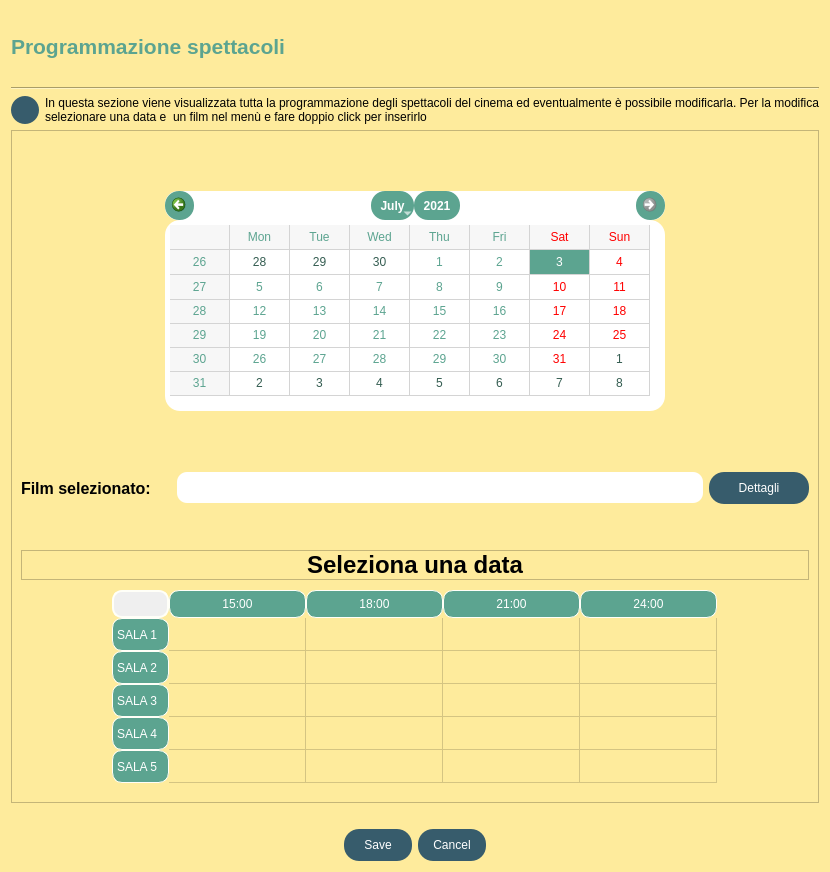
Above: listaFilm/visualizzaProgrammazione/view/ProgrammazioneSpettacoli.ui from StracciaMatteo/GestioneCinema before the change. Below: the same form after it.
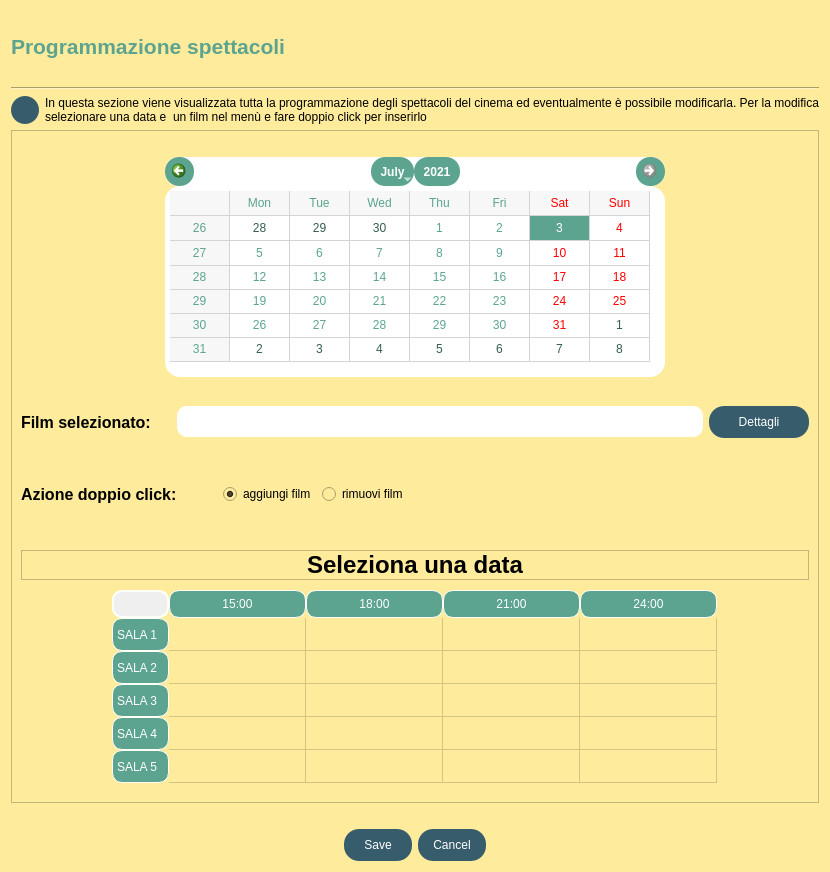
That is the form after the change. Icons and pictures are not drawn.

Commit message: Aggiunta rimozione film da programmazione, opzione che salva programmazione spettacoli solo se non vuota, funzione che imposta le date selezionabili del calendario da 7 giorni prima ad un mese dopo la data odierna, funzione per eliminare automaticamente la programmazione più vecchia di 7 giorni

```diff
--- a/listaFilm/visualizzaProgrammazione/view/ProgrammazioneSpettacoli.ui
+++ b/listaFilm/visualizzaProgrammazione/view/ProgrammazioneSpettacoli.ui
@@ -278,8 +278,8 @@
        <rect>
         <x>0</x>
         <y>0</y>
-        <width>810</width>
-        <height>666</height>
+        <width>793</width>
+        <height>667</height>
        </rect>
       </property>
       <layout class="QVBoxLayout" name="verticalLayout_3">
@@ -480,6 +480,89 @@
          </item>
         </layout>
        </item>
+       <item>
+        <spacer name="verticalSpacer_3">
+         <property name="orientation">
+          <enum>Qt::Vertical</enum>
+         </property>
+         <property name="sizeType">
+          <enum>QSizePolicy::Fixed</enum>
+         </property>
+         <property name="sizeHint" stdset="0">
+          <size>
+           <width>20</width>
+           <height>40</height>
+          </size>
+         </property>
+        </spacer>
+       </item>
+       <item>
+        <layout class="QHBoxLayout" name="horizontalLayout_5">
+         <property name="topMargin">
+          <number>0</number>
+         </property>
+         <item>
+          <widget class="QLabel" name="label_azione">
+           <property name="font">
+            <font>
+             <pointsize>12</pointsize>
+             <weight>75</weight>
+             <bold>true</bold>
+            </font>
+           </property>
+           <property name="text">
+            <string>Azione doppio click:</string>
+           </property>
+          </widget>
+         </item>
+         <item>
+          <spacer name="horizontalSpacer_6">
+           <property name="orientation">
+            <enum>Qt::Horizontal</enum>
+           </property>
+           <property name="sizeType">
+            <enum>QSizePolicy::Fixed</enum>
+           </property>
+           <property name="sizeHint" stdset="0">
+            <size>
+             <width>40</width>
+             <height>20</height>
+            </size>
+           </property>
+          </spacer>
+         </item>
+         <item>
+          <widget class="QRadioButton" name="radioButton_aggiungi">
+           <property name="text">
+            <string>aggiungi film</string>
+           </property>
+           <property name="checked">
+            <bool>true</bool>
+           </property>
+          </widget>
+         </item>
+         <item>
+          <widget class="QRadioButton" name="radioButton_rimuovi">
+           <property name="text">
+            <string>rimuovi film</string>
+           </property>
+          </widget>
+         </item>
+         <item>
+          <spacer name="horizontalSpacer_5">
+           <property name="orientation">
+            <enum>Qt::Horizontal</enum>
+           </property>
+           <property name="sizeHint" stdset="0">
+            <size>
+             <width>40</width>
+             <height>20</height>
+            </size>
+           </property>
+          </spacer>
+         </item>
+        </layout>
+       </item>
        <item>
         <spacer name="verticalSpacer_4">
          <property name="orientation">
```
The commit also changes 3 other files.
